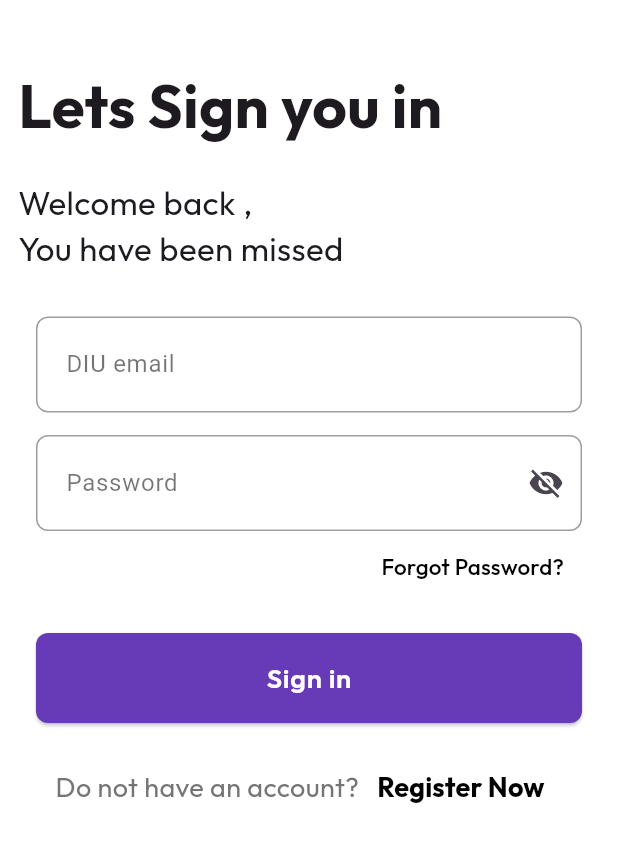
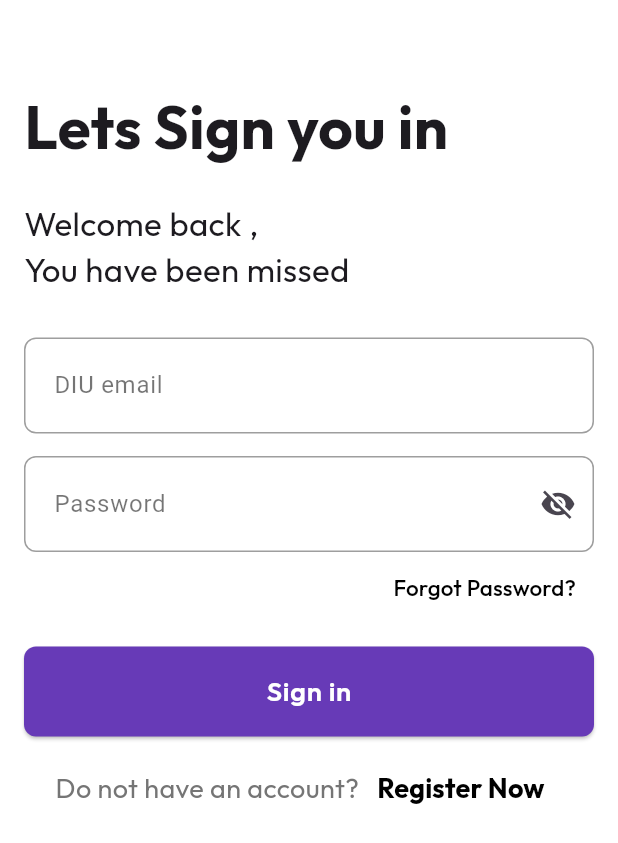
Before and after one commit to shukur-alom/BUSTRAX-VISION, a Flutter app: the StudentLogInScreen screen opened directly, on a phone screen of 412 x 824 dp. Shown: the top 843 px of the screen. Run offline on Flutter 3.47's test engine with Material 3 defaults, Android fonts, the phone set to English and light mode, and no system bars; our stand-ins replace get, google_fonts, google_maps_flutter, location, lottie, page_transition and 1 more; missing offline and left inert: mqtt_client; accounts and stored records are empty.

Commit message:
All work done.

```diff
--- a/lib/view/screen/auth/student/student_log_in_screen.dart
+++ b/lib/view/screen/auth/student/student_log_in_screen.dart
@@ -38,16 +38,16 @@ class _StudentLogInScreenState extends State<StudentLogInScreen> {
   Widget build(BuildContext context) {
     return Scaffold(
       backgroundColor: Colors.white,
-      body: SafeArea(
+      body: SingleChildScrollView(
         child: Padding(
-          padding: const EdgeInsets.all(12.0),
+          padding: const EdgeInsets.all(16.0),
           child: Form(
             key: _formKey,
             child: Column(
               crossAxisAlignment: CrossAxisAlignment.start,
               children: [
                 const SizedBox(
-                  height: 30,
+                  height: 40,
                 ),
                 Text(
                   "Lets Sign you in",
@@ -67,26 +67,19 @@ class _StudentLogInScreenState extends State<StudentLogInScreen> {
                 const SizedBox(
                   height: 30,
                 ),
-                Expanded(
-                  child: Padding(
-                    padding: const EdgeInsets.symmetric(horizontal: 12),
-                    child: Column(
-                      children: [
                 TextFormField(
                   controller: _emailTEController,
                   validator: (String? value) {
                     if (value?.trim().isEmpty ?? true) {
                       return 'Please enter an Email address';
-                            } else if (!RegExp(
-                                    r'^[a-zA-Z0-9._%+-]+@diu\.edu\.bd$')
+                    } else if (!RegExp(r'^[a-zA-Z0-9._%+-]+@diu\.edu\.bd$')
                         .hasMatch(value!)) {
                       return 'Please enter a valid email address';
                     } else {
                       return null;
                     }
                   },
-                          decoration:
-                              const InputDecoration(labelText: "DIU email"),
+                  decoration: const InputDecoration(labelText: "DIU email"),
                 ),
                 const SizedBox(
                   height: 15,
@@ -129,7 +122,7 @@ class _StudentLogInScreenState extends State<StudentLogInScreen> {
                   ],
                 ),
                 const SizedBox(
-                          height: 20,
+                  height: 15,
                 ),
                 SizedBox(
                   height: 60,
@@ -147,7 +140,7 @@ class _StudentLogInScreenState extends State<StudentLogInScreen> {
                       )),
                 ),
                 const SizedBox(
-                          height: 18,
+                  height: 10,
                 ),
                 Row(
                   mainAxisAlignment: MainAxisAlignment.center,
@@ -181,10 +174,6 @@ class _StudentLogInScreenState extends State<StudentLogInScreen> {
               ],
             ),
           ),
-                )
-              ],
-            ),
-          ),
         ),
       ),
     );
```
Also changed, not shown: lib/view/screen/auth/admin/admin_log_in_screen.dart (+6 -4 lines). Lines whose indentation alone changed are shown as unchanged.
